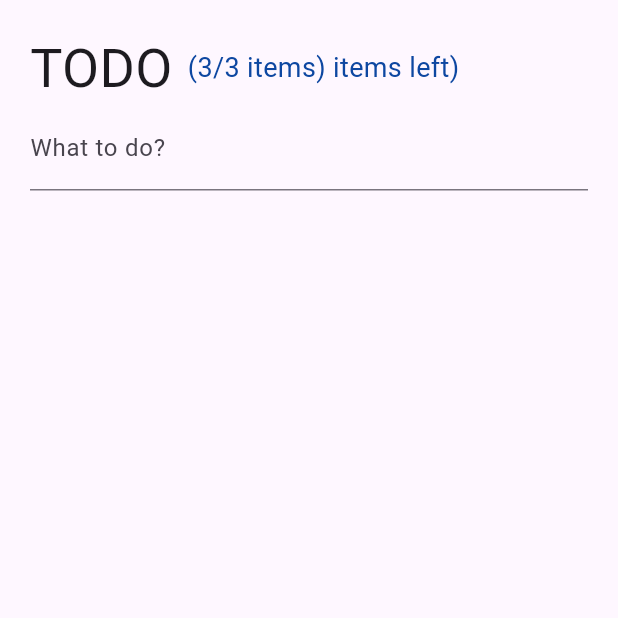
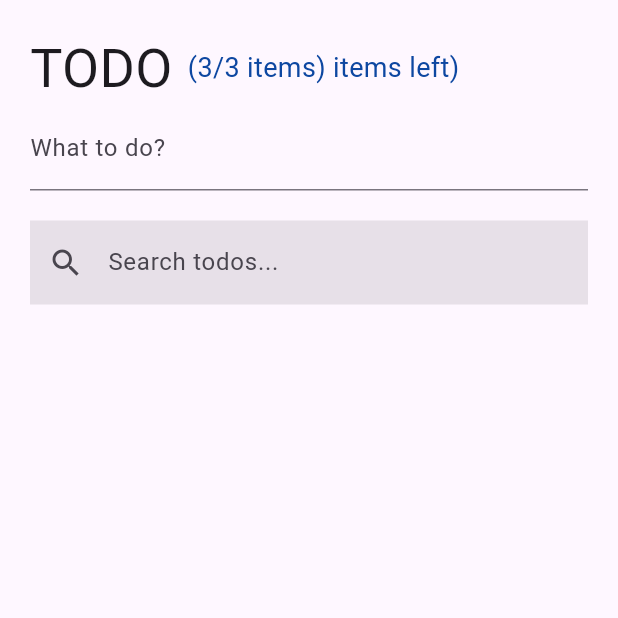
Before and after one commit to Bullets-jyr/todo_riverpod_sync, a Flutter app: the screen it shows after launch, on a phone screen of 412 x 824 dp, the top half of it. Run offline on Flutter 3.47's test engine with Material 3 defaults, Android fonts, the phone set to English and light mode, and no system bars; our stand-ins replace flutter_riverpod, freezed_annotation, riverpod_annotation; generated files the repository leaves out were written again.

Commit message:
106. SearchTodo widget

```diff
--- a/lib/pages/todos_page.dart
+++ b/lib/pages/todos_page.dart
@@ -1,4 +1,5 @@
 import 'package:flutter/material.dart';
+import 'package:todo_riverpod_sync/pages/widgets/search_todo.dart';
 
 import 'widgets/new_todo.dart';
 import 'widgets/todo_header.dart';
@@ -16,6 +17,8 @@ class TodosPage extends StatelessWidget {
             children: [
               TodoHeader(),
               NewTodo(),
+              SizedBox(height: 20),
+              SearchTodo(),
             ],
           ),
         ),
--- /dev/null
+++ b/lib/pages/widgets/search_todo.dart
@@ -0,0 +1,24 @@
+import 'package:flutter/material.dart';
+import 'package:flutter_riverpod/flutter_riverpod.dart';
+import 'package:todo_riverpod_sync/pages/providers/todo_search/todo_search_provider.dart';
+
+class SearchTodo extends ConsumerWidget {
+  const SearchTodo({super.key});
+
+  @override
+  Widget build(BuildContext context, WidgetRef ref) {
+    return TextField(
+      decoration: const InputDecoration(
+        labelText: 'Search todos...',
+        border: InputBorder.none,
+        filled: true,
+        prefixIcon: Icon(Icons.search),
+      ),
+      onChanged: (String? newSearchTerm) {
+        if (newSearchTerm != null) {
+          ref.read(todoSearchProvider.notifier).setSearchTerm(newSearchTerm);
+        }
+      },
+    );
+  }
+}
```
